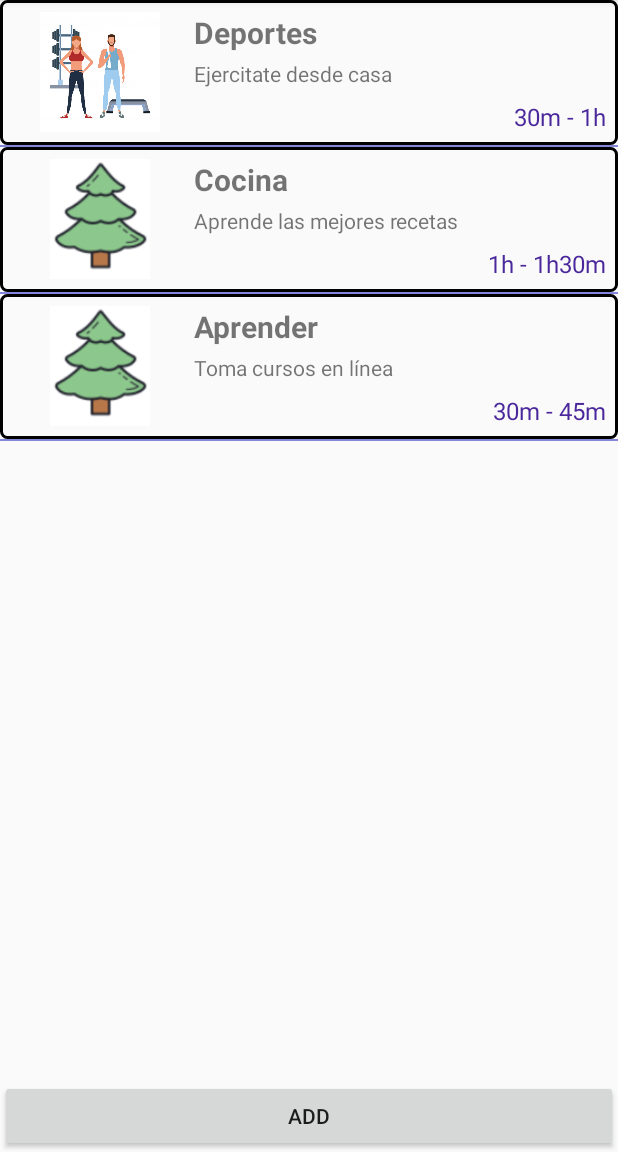
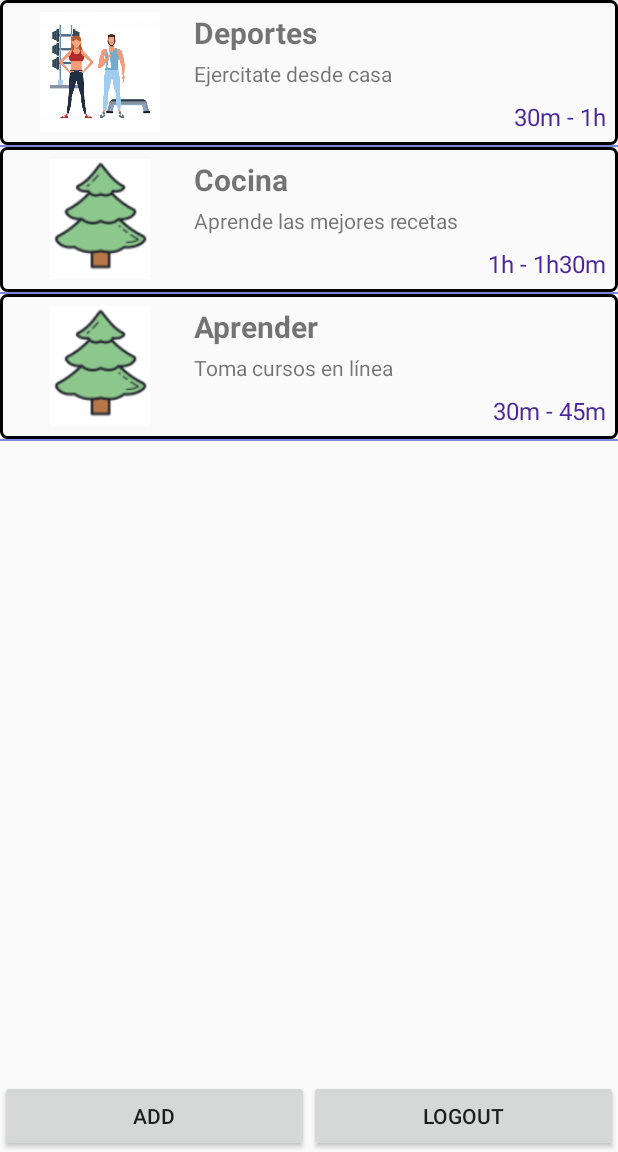
Before and after one commit to andres-vasquez-coderoad-com/progra3-2020, an Android app: the MenuActivity screen opened directly, with no data from a screen before it, on a phone screen of 412 x 824 dp, the part 84-1236 px from its top. Run offline under Robolectric (Android 15) with nearby library versions, the phone set to English and light mode, and no system bars; Roboto replaces fonts that are not available here.

```diff
--- a/app/src/main/java/com/andresvasquez/holamundoenclases/MenuActivity.java
+++ b/app/src/main/java/com/andresvasquez/holamundoenclases/MenuActivity.java
@@ -15,6 +15,7 @@ import android.widget.Toast;
 import com.andresvasquez.holamundoenclases.adapter.TaskAdapter;
 import com.andresvasquez.holamundoenclases.model.QuarantineTask;
 import com.andresvasquez.holamundoenclases.model.User;
+import com.andresvasquez.holamundoenclases.repository.UserRepository;
 import com.andresvasquez.holamundoenclases.utils.Constants;
 import com.google.gson.Gson;
 
@@ -29,6 +30,7 @@ public class MenuActivity extends AppCompatActivity {
     private List<QuarantineTask> items = new ArrayList<>();
 
     private Button addButton;
+    private Button logoutButton;
     private TaskAdapter adapter;
     private ListView taskListView;
 
@@ -104,6 +106,7 @@ public class MenuActivity extends AppCompatActivity {
 
     private void initViews() {
         addButton = findViewById(R.id.addButton);
+        logoutButton = findViewById(R.id.logoutButton);
         taskListView = findViewById(R.id.taskListView);
         adapter = new TaskAdapter(context, items);
         taskListView.setAdapter(adapter);
@@ -117,6 +120,15 @@ public class MenuActivity extends AppCompatActivity {
                         "20m", "Nuevo ejercicio creado", R.drawable.fitness));
                 adapter.notifyDataSetChanged();
                 taskListView.smoothScrollToPosition(items.size());
+            }
+        });
+
+        logoutButton.setOnClickListener(new View.OnClickListener() {
+            @Override
+            public void onClick(View view) {
+                UserRepository userRepository = new UserRepository(context);
+                userRepository.deleteUserLogged();
+                finish();
             }
         });
 
--- a/app/src/main/java/com/andresvasquez/holamundoenclases/RegisterActivity.java
+++ b/app/src/main/java/com/andresvasquez/holamundoenclases/RegisterActivity.java
@@ -228,7 +228,9 @@ public class RegisterActivity extends AppCompatActivity {
 
                 User objUser = new User(name, username, password, country);
                 objUser.setPhoneNumber(phoneNumber);
-                UserRepository.getInstance().register(objUser);
+
+                UserRepository userRepository = new UserRepository(context);
+                userRepository.register(objUser);
                 finish();
             }
         });
--- a/app/src/main/res/layout/activity_menu.xml
+++ b/app/src/main/res/layout/activity_menu.xml
@@ -6,18 +6,34 @@
     android:layout_height="match_parent"
     tools:context=".MenuActivity">
 
-    <Button
-        android:id="@+id/addButton"
+    <LinearLayout
+        android:id="@+id/buttons"
         android:layout_width="match_parent"
         android:layout_height="wrap_content"
         android:layout_alignParentBottom="true"
-        android:text="Add" />
+        android:orientation="horizontal">
+
+        <Button
+            android:id="@+id/addButton"
+            android:layout_width="0dp"
+            android:layout_height="wrap_content"
+            android:layout_weight="50"
+            android:text="Add" />
+
+        <Button
+            android:id="@+id/logoutButton"
+            android:layout_width="0dp"
+            android:layout_height="wrap_content"
+            android:layout_weight="50"
+            android:text="Logout" />
+    </LinearLayout>
+
 
     <ListView
         android:id="@+id/taskListView"
         android:layout_width="match_parent"
         android:layout_height="match_parent"
-        android:layout_above="@id/addButton"
+        android:layout_above="@id/buttons"
         android:divider="@color/colorPrimary"
         android:dividerHeight="1dp" />
 </RelativeLayout>
```
Also changed, not shown: app/src/main/java/com/andresvasquez/holamundoenclases/LoginActivity.java (+31 -7 lines), app/src/main/java/com/andresvasquez/holamundoenclases/repository/UserRepository.java (+56 -14 lines).
